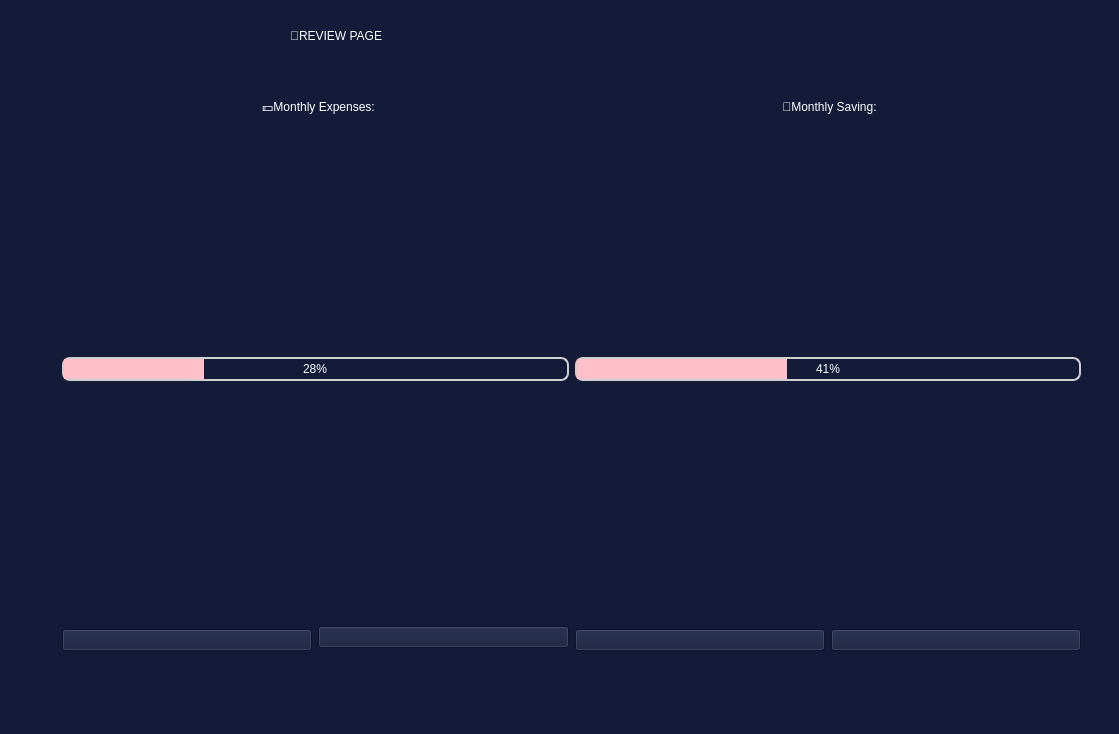
First picture: the form in review.ui, repository Prasiddhi16/Drishya, before the edit.
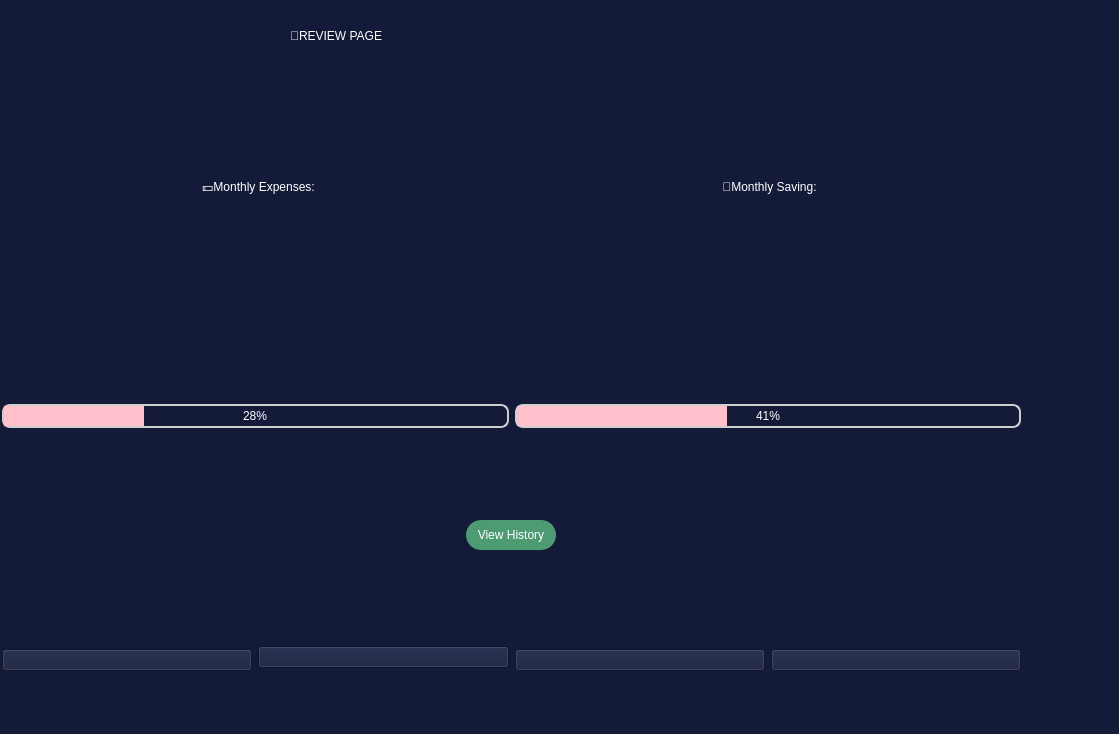
Second picture: the form after the edit. Icons and pictures are not drawn.

What changed in the file:
```diff
--- a/review.ui
+++ b/review.ui
@@ -43,10 +43,10 @@
    <widget class="QWidget" name="gridLayoutWidget">
     <property name="geometry">
      <rect>
-      <x>0</x>
-      <y>100</y>
+      <x>-60</x>
+      <y>180</y>
       <width>1081</width>
-      <height>551</height>
+      <height>491</height>
      </rect>
     </property>
     <layout class="QGridLayout" name="gridLayout">
@@ -223,6 +223,24 @@
        </property>
       </widget>
      </item>
+     <item row="5" column="1" colspan="2" alignment="Qt::AlignmentFlag::AlignHCenter">
+      <widget class="QPushButton" name="pushButton">
+       <property name="minimumSize">
+        <size>
+         <width>90</width>
+         <height>30</height>
+        </size>
+       </property>
+       <property name="styleSheet">
+        <string notr="true">background-color: rgb(77, 155, 115);
+color:white;
+border-radius:15px;</string>
+       </property>
+       <property name="text">
+        <string>View History</string>
+       </property>
+      </widget>
+     </item>
     </layout>
    </widget>
   </widget>
```
Left out of the diff: 10 changed lines with no effect on the pictures.
